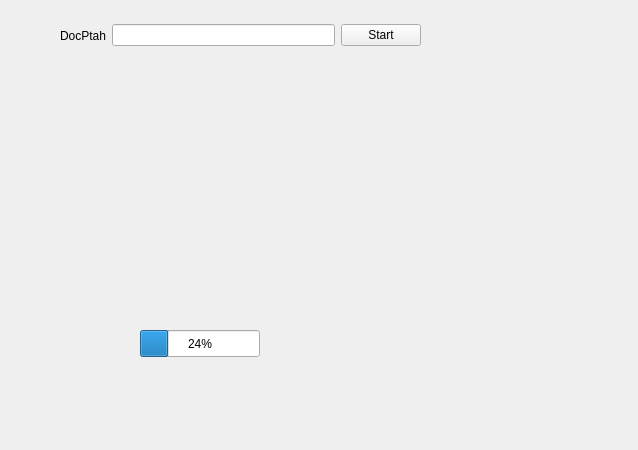
ChunhuaLU-Make/QtUi, file qt/UI_Obj/mainwindow.ui: the form before one commit.
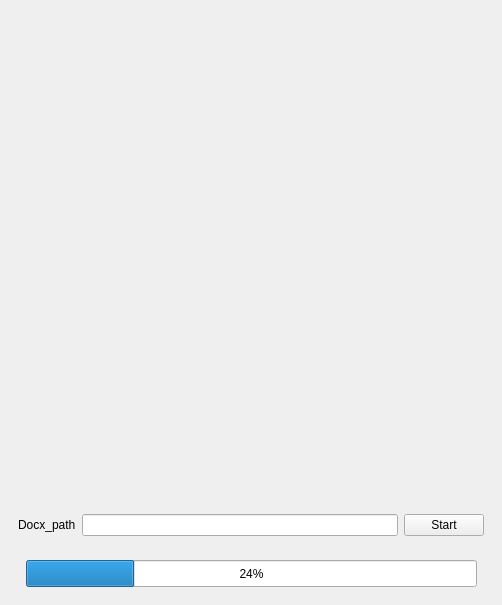
The form after the commit. Icons and pictures are not drawn.

Commit message: 幻灯片播放基本实现 1. 实现文件开打对话框获取目录 2. 进度条实现

```diff
--- a/qt/UI_Obj/mainwindow.ui
+++ b/qt/UI_Obj/mainwindow.ui
@@ -6,8 +6,8 @@
    <rect>
     <x>0</x>
     <y>0</y>
-    <width>638</width>
-    <height>450</height>
+    <width>502</width>
+    <height>605</height>
    </rect>
   </property>
   <property name="sizePolicy">
@@ -18,34 +18,114 @@
   </property>
   <property name="minimumSize">
    <size>
-    <width>336</width>
-    <height>220</height>
+    <width>502</width>
+    <height>605</height>
    </size>
   </property>
   <property name="maximumSize">
    <size>
-    <width>3360</width>
-    <height>2200</height>
+    <width>724</width>
+    <height>833</height>
    </size>
   </property>
   <property name="windowTitle">
    <string>登录界面</string>
   </property>
   <widget class="QWidget" name="centralwidget">
+   <layout class="QVBoxLayout" name="verticalLayout">
+    <item>
    <widget class="QWidget" name="widget" native="true">
-    <property name="geometry">
-     <rect>
-      <x>60</x>
-      <y>10</y>
-      <width>361</width>
-      <height>51</height>
-     </rect>
-    </property>
-    <layout class="QHBoxLayout" name="horizontalLayout">
-     <item>
+      <layout class="QGridLayout" name="gridLayout">
+       <item row="0" column="1">
+        <spacer name="verticalSpacer_2">
+         <property name="orientation">
+          <enum>Qt::Vertical</enum>
+         </property>
+         <property name="sizeHint" stdset="0">
+          <size>
+           <width>20</width>
+           <height>40</height>
+          </size>
+         </property>
+        </spacer>
+       </item>
+       <item row="1" column="0">
+        <spacer name="horizontalSpacer">
+         <property name="orientation">
+          <enum>Qt::Horizontal</enum>
+         </property>
+         <property name="sizeHint" stdset="0">
+          <size>
+           <width>156</width>
+           <height>20</height>
+          </size>
+         </property>
+        </spacer>
+       </item>
+       <item row="1" column="1">
       <widget class="QLabel" name="label">
+         <property name="sizePolicy">
+          <sizepolicy hsizetype="Preferred" vsizetype="Preferred">
+           <horstretch>0</horstretch>
+           <verstretch>0</verstretch>
+          </sizepolicy>
+         </property>
+         <property name="maximumSize">
+          <size>
+           <width>16777215</width>
+           <height>16777215</height>
+          </size>
+         </property>
        <property name="text">
-        <string>DocPtah</string>
+          <string/>
+         </property>
+         <property name="pixmap">
+          <pixmap resource="Res.qrc">:/ui_picture/Rabbit.jpg</pixmap>
+         </property>
+         <property name="scaledContents">
+          <bool>true</bool>
+         </property>
+        </widget>
+       </item>
+       <item row="1" column="2">
+        <spacer name="horizontalSpacer_2">
+         <property name="orientation">
+          <enum>Qt::Horizontal</enum>
+         </property>
+         <property name="sizeHint" stdset="0">
+          <size>
+           <width>156</width>
+           <height>20</height>
+          </size>
+         </property>
+        </spacer>
+       </item>
+       <item row="2" column="1">
+        <spacer name="verticalSpacer">
+         <property name="orientation">
+          <enum>Qt::Vertical</enum>
+         </property>
+         <property name="sizeHint" stdset="0">
+          <size>
+           <width>20</width>
+           <height>40</height>
+          </size>
+         </property>
+        </spacer>
+       </item>
+      </layout>
+     </widget>
+    </item>
+    <item>
+     <widget class="QWidget" name="widget_2" native="true">
+      <layout class="QHBoxLayout" name="horizontalLayout">
+       <property name="bottomMargin">
+        <number>9</number>
+       </property>
+       <item>
+        <widget class="QLabel" name="label_2">
+         <property name="text">
+          <string>Docx_path</string>
        </property>
       </widget>
      </item>
@@ -61,21 +141,63 @@
      </item>
     </layout>
    </widget>
+    </item>
+    <item>
+     <widget class="QWidget" name="widget_3" native="true">
+      <layout class="QHBoxLayout" name="horizontalLayout_2">
+       <item>
+        <spacer name="horizontalSpacer_3">
+         <property name="orientation">
+          <enum>Qt::Horizontal</enum>
+         </property>
+         <property name="sizeHint" stdset="0">
+          <size>
+           <width>0</width>
+           <height>20</height>
+          </size>
+         </property>
+        </spacer>
+       </item>
+       <item>
    <widget class="QProgressBar" name="progressBar">
-    <property name="geometry">
-     <rect>
-      <x>140</x>
-      <y>330</y>
-      <width>120</width>
+         <property name="minimumSize">
+          <size>
+           <width>451</width>
       <height>27</height>
-     </rect>
+          </size>
+         </property>
+         <property name="maximumSize">
+          <size>
+           <width>16777212</width>
+           <height>16777215</height>
+          </size>
     </property>
     <property name="value">
      <number>24</number>
     </property>
    </widget>
-  </widget>
- </widget>
- <resources/>
+       </item>
+       <item>
+        <spacer name="horizontalSpacer_4">
+         <property name="orientation">
+          <enum>Qt::Horizontal</enum>
+         </property>
+         <property name="sizeHint" stdset="0">
+          <size>
+           <width>0</width>
+           <height>20</height>
+          </size>
+         </property>
+        </spacer>
+       </item>
+      </layout>
+     </widget>
+    </item>
+   </layout>
+  </widget>
+ </widget>
+ <resources>
+  <include location="Res.qrc"/>
+ </resources>
  <connections/>
 </ui>
```
Left out of the diff: 4 changed lines with no effect on the pictures. Lines whose indentation alone changed are shown as unchanged. The commit also changes 3 other files.
